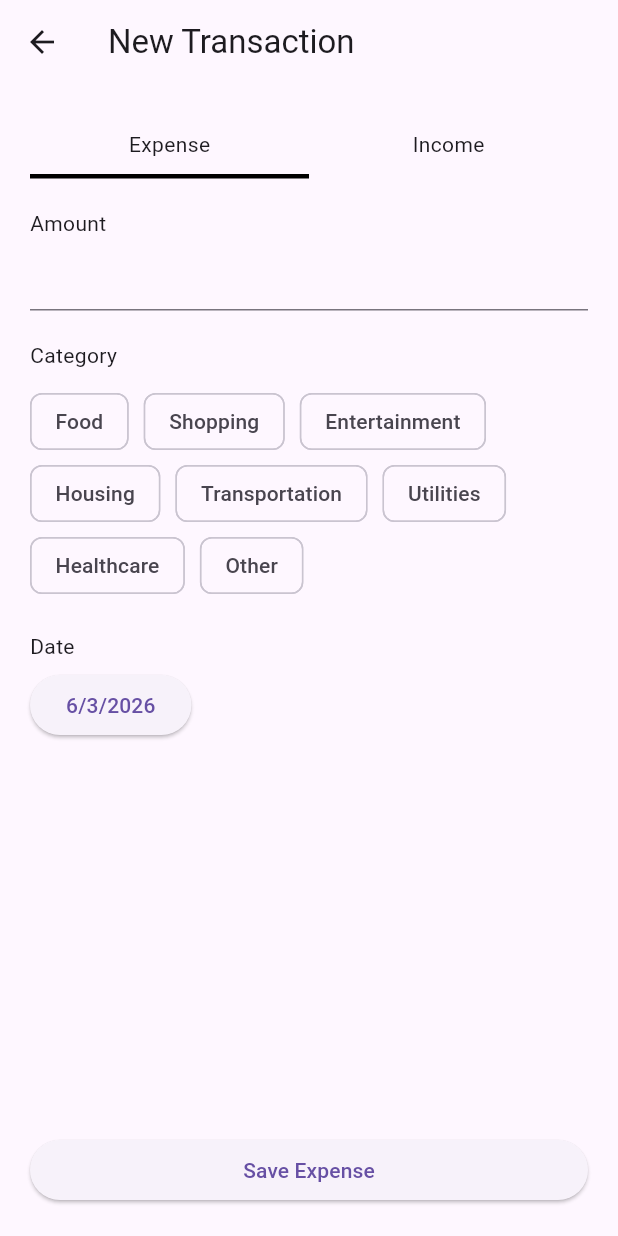
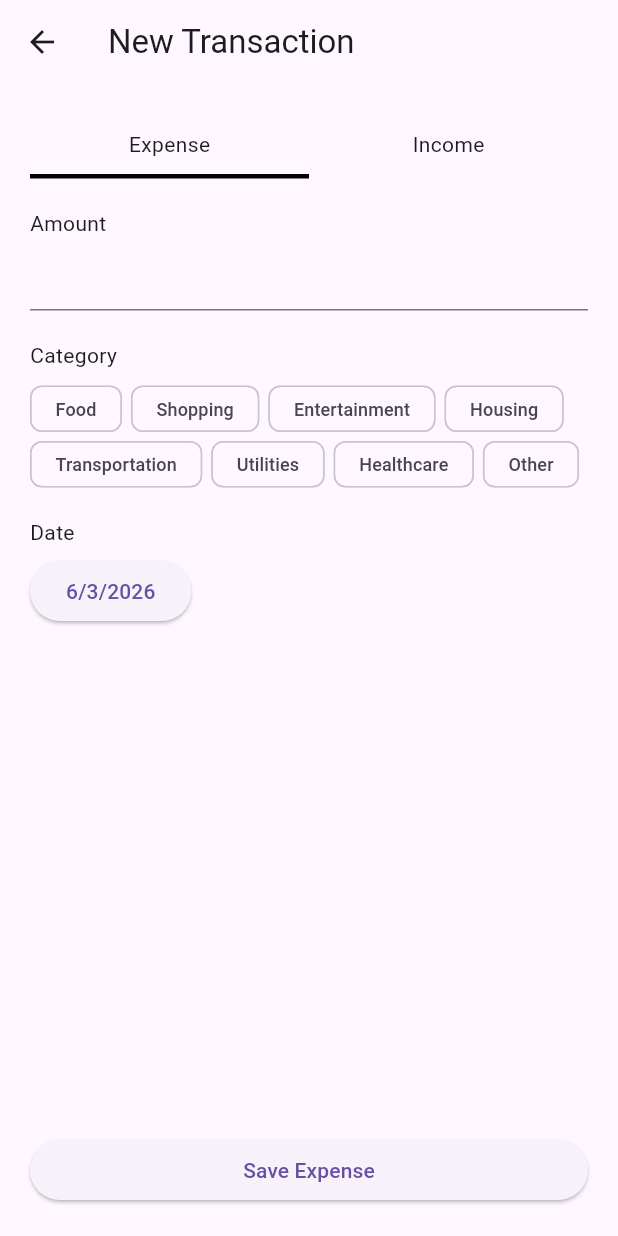
Before and after one commit to degrasiyas-dev/budget_tracker_ta1, a Flutter app: the AddTransactionScreen screen opened directly, on a phone screen of 412 x 824 dp. Run offline on Flutter 3.47's test engine with Material 3 defaults, Android fonts, the phone set to English and light mode, and no system bars; our stand-ins replace fl_chart, shared_preferences; accounts and stored records are empty.

Commit message:
Save local changes

```diff
--- a/lib/screens/add_budget_screen.dart
+++ b/lib/screens/add_budget_screen.dart
@@ -68,7 +68,7 @@ class _AddBudgetScreenState extends State<AddBudgetScreen> {
             const SizedBox(height: 20),
 
             DropdownButtonFormField(
-              value: type,
+              initialValue: type,
               items: const [
                 DropdownMenuItem(
                   value: "expense",
@@ -89,7 +89,7 @@ class _AddBudgetScreenState extends State<AddBudgetScreen> {
             const SizedBox(height: 20),
 
             DropdownButtonFormField(
-              value: period,
+              initialValue: period,
               items: const [
                 DropdownMenuItem(
                   value: "This Week",
--- a/lib/screens/add_transaction_screen.dart
+++ b/lib/screens/add_transaction_screen.dart
@@ -102,23 +102,24 @@ class _AddTransactionScreenState extends State<AddTransactionScreen> {
             const SizedBox(height: 10),
 
             Wrap(
-              spacing: 10,
+                spacing: 6,
+                runSpacing: 6,
                 children: categories.map((cat) {
-
                   bool selected = selectedCategory == cat;
-
                   return ChoiceChip(
-                  label: Text(cat),
-
+                    label: Text(
+                      cat,
+                      style: TextStyle(fontSize: 12),
+                    ),
                     selected: selected,
-
+                    visualDensity: VisualDensity.compact,
+                    materialTapTargetSize: MaterialTapTargetSize.shrinkWrap,
                     onSelected: (_) {
                       setState(() {
                         selectedCategory = cat;
                       });
                     },
                   );
-
                 }).toList(),
               ),
 
```
Lines whose indentation alone changed are shown as unchanged.
